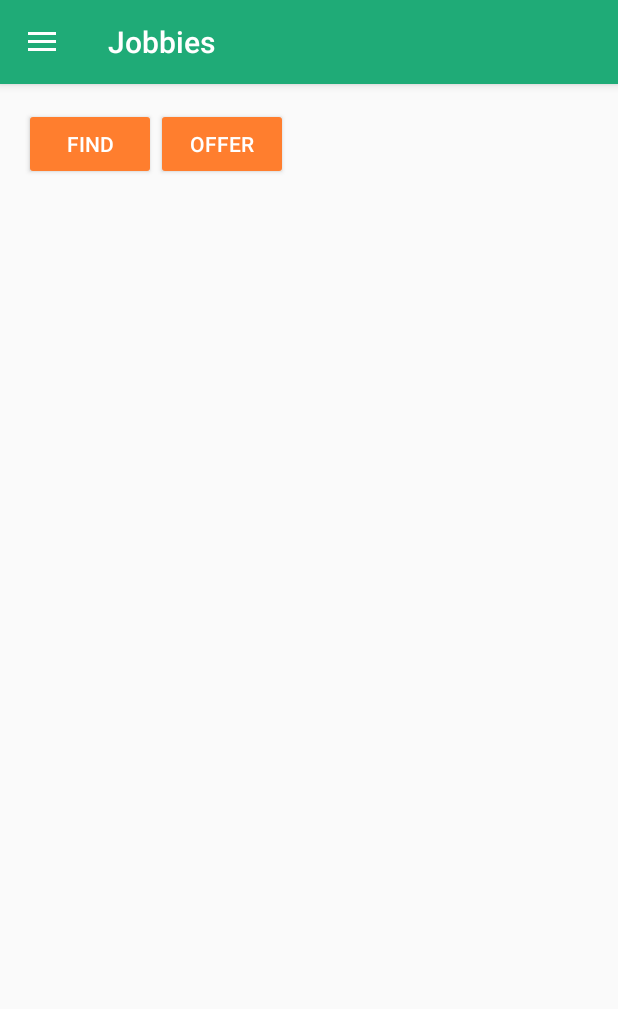
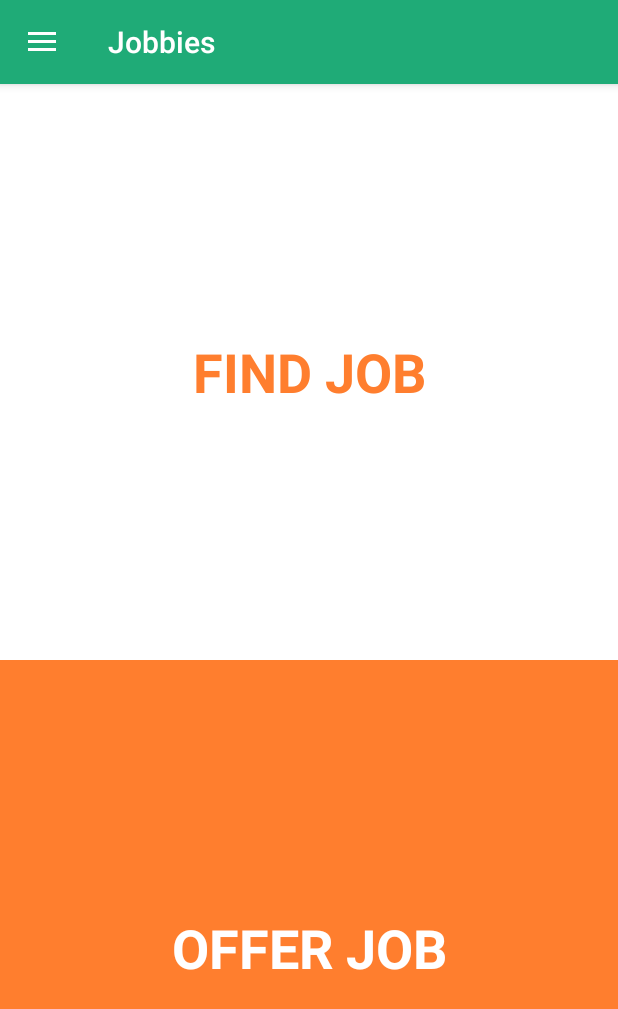
Before and after one commit to KaroCodes/Jobbies, an Android app: the screen it shows after launch (MainActivity), on a phone screen of 412 x 824 dp. Shown: the top 1009 px of the screen. Run offline under Robolectric (Android 15) with nearby library versions, the phone set to English and light mode, and no system bars; our stand-ins replace Firebase (no records; nobody signed in at launch, a user with empty details on screens opened directly); libraries missing offline, so code that uses them is left out: com.firebase.client; 1 statement that could not run was skipped.

Commit message:
Animation in main view (sliding)

```diff
--- a/Jobbies/app/src/main/java/com/androidcamp/jobbies/MainActivity.java
+++ b/Jobbies/app/src/main/java/com/androidcamp/jobbies/MainActivity.java
@@ -11,6 +11,9 @@ import android.support.v7.widget.Toolbar;
 import android.view.Menu;
 import android.view.MenuItem;
 import android.view.View;
+import android.view.animation.Animation;
+import android.view.animation.AnimationUtils;
+import android.widget.Button;
 import android.widget.Toast;
 
 import com.google.firebase.auth.FirebaseAuth;
@@ -47,6 +50,17 @@ public class MainActivity extends AppCompatActivity implements NavigationView.On
         navigationView.setNavigationItemSelectedListener(this);
 
         Firebase.setAndroidContext(MainActivity.this);
+
+        Button topButton = (Button) findViewById(R.id.find_button);
+        Button bottomButton = (Button) findViewById(R.id.offer_button);
+
+        Animation animUp = AnimationUtils.loadAnimation(getApplicationContext(),
+                R.anim.slide_up);
+        Animation animDown = AnimationUtils.loadAnimation(getApplicationContext(),
+                R.anim.slide_down);
+
+        topButton.startAnimation(animDown);
+        bottomButton.startAnimation(animUp);
     }
 
     public void onFindClickHandler (View v)
--- /dev/null
+++ b/Jobbies/app/src/main/res/anim/slide_down.xml
@@ -0,0 +1,11 @@
+<?xml version="1.0" encoding="utf-8"?>
+<set
+    xmlns:android="http://schemas.android.com/apk/res/android"
+    android:interpolator="@android:anim/linear_interpolator"
+    android:fillAfter="true">
+
+    <translate
+        android:fromXDelta="-100%p"
+        android:toXDelta="0%p"
+        android:duration="400" />
+</set>
--- /dev/null
+++ b/Jobbies/app/src/main/res/anim/slide_up.xml
@@ -0,0 +1,11 @@
+<?xml version="1.0" encoding="utf-8"?>
+<set
+    xmlns:android="http://schemas.android.com/apk/res/android"
+    android:interpolator="@android:anim/linear_interpolator"
+    android:fillAfter="true">
+
+    <translate
+        android:fromXDelta="100%p"
+        android:toXDelta="0%p"
+        android:duration="400" />
+</set>
--- a/Jobbies/app/src/main/res/layout/content_main.xml
+++ b/Jobbies/app/src/main/res/layout/content_main.xml
@@ -4,26 +4,36 @@
     xmlns:tools="http://schemas.android.com/tools"
     android:layout_width="match_parent"
     android:layout_height="match_parent"
-    android:paddingBottom="@dimen/activity_vertical_margin"
-    android:paddingLeft="@dimen/activity_horizontal_margin"
-    android:paddingRight="@dimen/activity_horizontal_margin"
-    android:paddingTop="@dimen/activity_vertical_margin"
+    android:orientation="vertical"
+    android:padding="0dp"
     app:layout_behavior="@string/appbar_scrolling_view_behavior"
     tools:context="com.androidcamp.jobbies.MainActivity"
     tools:showIn="@layout/app_bar_main">
 
 
     <Button
-        android:layout_width="wrap_content"
-        android:layout_height="wrap_content"
-        android:text="Find"
+        style="@android:style/Widget.Button"
+        android:layout_width="match_parent"
+        android:layout_height="0dp"
+        android:layout_weight="1"
+        android:textSize="36dp"
+        android:textColor="@color/colorAccent"
+        android:textStyle="bold"
+        android:background="@color/find_job_btn_bg"
+        android:text="@string/find_job"
         android:onClick="onFindClickHandler"
         android:id="@+id/find_button"/>
 
     <Button
-        android:layout_width="wrap_content"
-        android:layout_height="wrap_content"
-        android:text="Offer"
+        style="@android:style/Widget.Button"
+        android:layout_width="match_parent"
+        android:layout_height="0dp"
+        android:layout_weight="1"
+        android:textSize="36dp"
+        android:textColor="@color/white"
+        android:textStyle="bold"
+        android:background="@color/offer_job_btn_bg"
+        android:text="@string/offer_job"
         android:onClick="onOfferClickHandler"
         android:id="@+id/offer_button"
         android:layout_below="@+id/find_button"/>
--- a/Jobbies/app/src/main/res/values/colors.xml
+++ b/Jobbies/app/src/main/res/values/colors.xml
@@ -3,7 +3,11 @@
     <color name="colorPrimary">#1FAB77</color>
     <color name="colorPrimaryDark">#146B4B</color>
     <color name="colorAccent">#FF7E2E</color>
+    <color name="colorAccentDark">#C46123</color>
 
     <color name="white">#FFFFFF</color>
     <color name="black">#000000</color>
+
+    <color name="find_job_btn_bg">@color/white</color>
+    <color name="offer_job_btn_bg">@color/colorAccent</color>
 </resources>
--- a/Jobbies/app/src/main/res/values/strings.xml
+++ b/Jobbies/app/src/main/res/values/strings.xml
@@ -6,6 +6,9 @@
     <string name="title_activity_my_offers">My offers</string>
 
     <string name="title_activity_add_new_job">Add new job</string>
+
+    <string name="find_job">FIND JOB</string>
+    <string name="offer_job">OFFER JOB</string>
 
     <string name="facebook_app_id">1770280953186518</string>
     <string name="title_activity_authentication">Jobbies</string>
```
